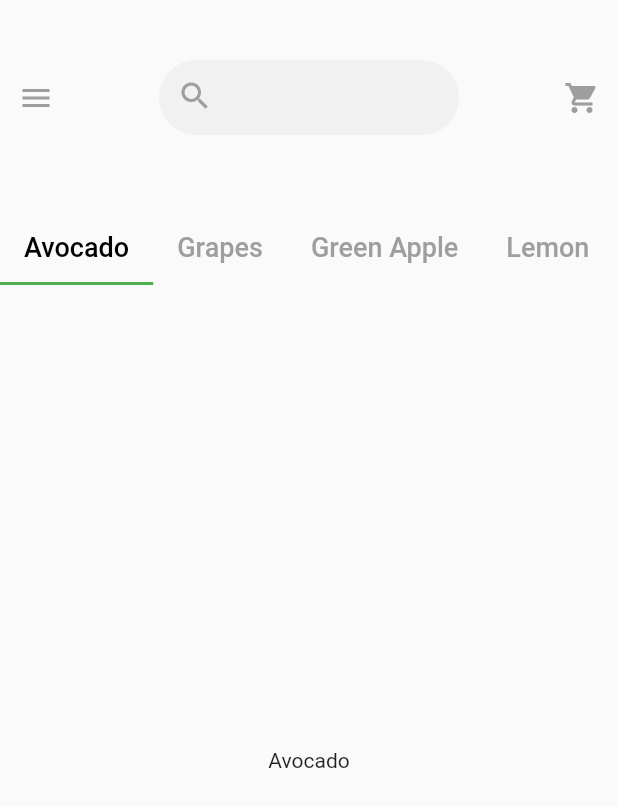
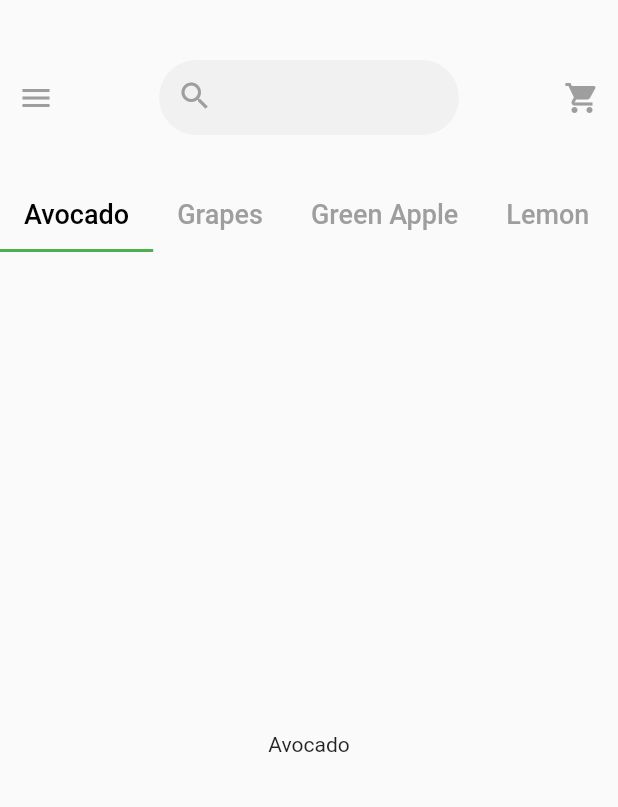
Before and after one commit to milkyascodes/fruits_ui, a Flutter app: the screen it shows after launch, on a phone screen of 412 x 824 dp. Shown: the top 807 px of the screen. Run offline on Flutter 3.47's test engine with Material 2 defaults, Android fonts, the light colour scheme and no system bars.

Commit message:
enhanced topbar navigation

```diff
--- a/lib/pages/home_page.dart
+++ b/lib/pages/home_page.dart
@@ -81,12 +81,8 @@ class TabNav extends StatelessWidget {
   Widget build(BuildContext context) {
     return Column(
       children: [
-        SizedBox(
-          height: 100,
-          child: AppBar(
-            backgroundColor: Colors.transparent,
-            elevation: 0,
-            bottom: TabBar(
+        SizedBox(height: 30),
+        TabBar(
           isScrollable: true,
           labelColor: Colors.black,
           unselectedLabelColor: Colors.grey,
@@ -100,8 +96,6 @@ class TabNav extends StatelessWidget {
                 ),
               ),
           ],
-            ),
-          ),
         ),
         Expanded(
           child: TabBarView(
```
Lines whose indentation alone changed are shown as unchanged.
